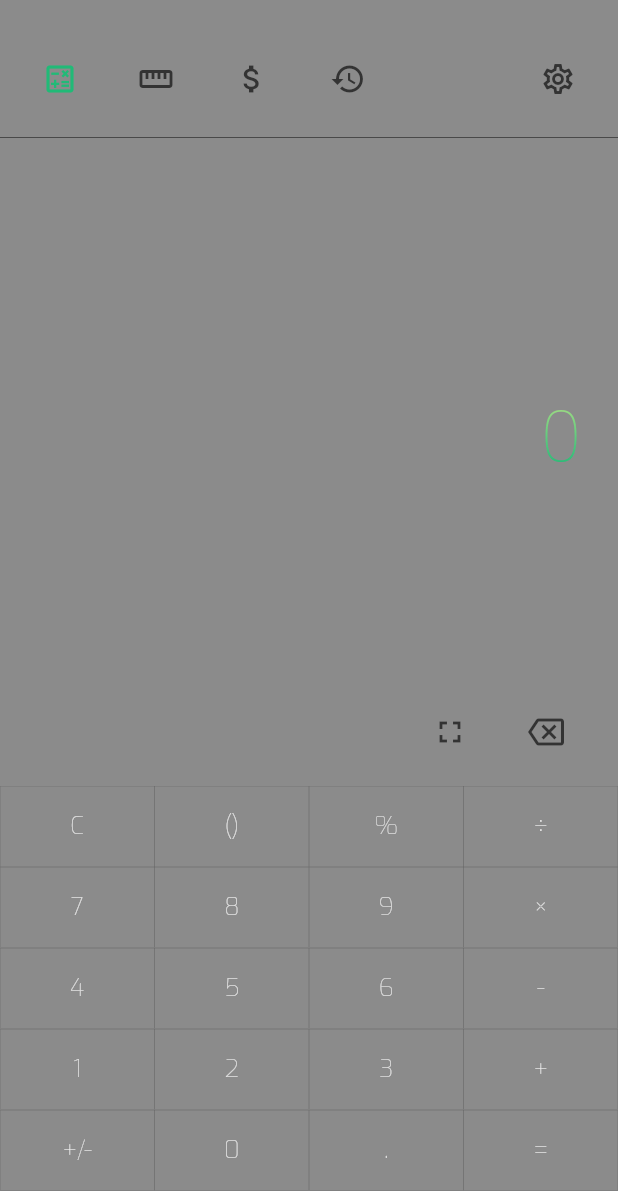
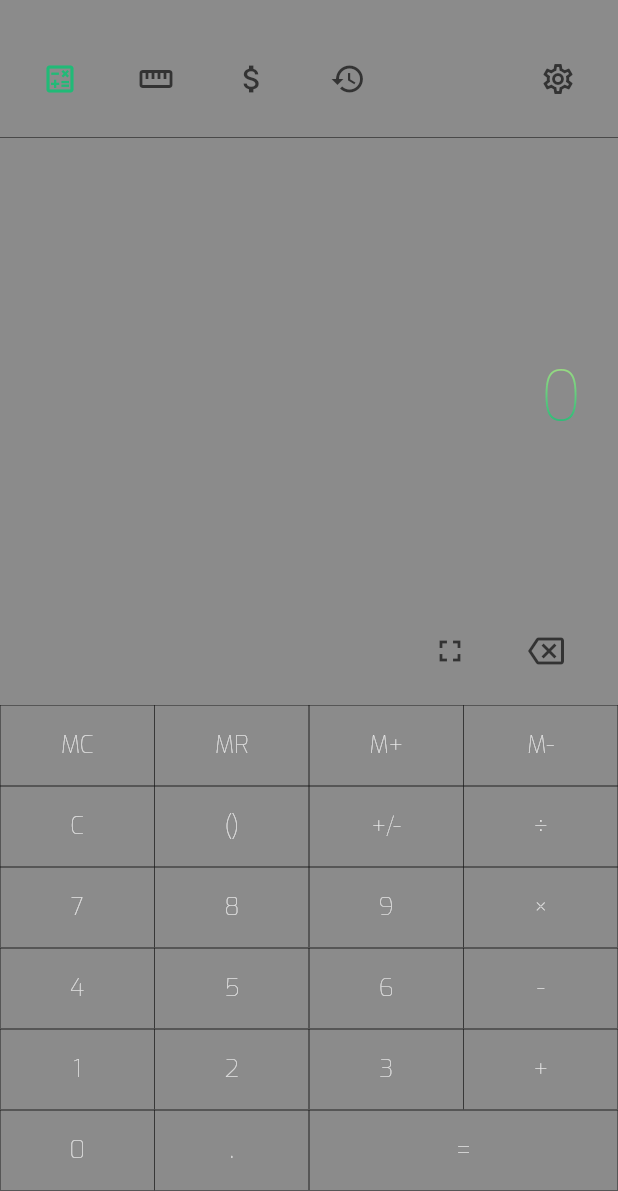
Before and after one commit to RafalSiuta/little_calc, a Flutter app: the screen it shows after launch, on a phone screen of 412 x 824 dp, the part 45-1236 px from its top. Run offline on Flutter 3.47's test engine with Material 3 defaults, Android fonts, the phone set to English and light mode, and no system bars; our stand-ins replace google_fonts.

Commit message:
Updated Figma calculator keyboard and theme color modes - Renamed AppColors to AppDefaultColors, added AppThemeOneColors from the new Figma theme-one variable mode, rebuilt the compact and expanded calculator keyboards as 4-column by 6-row grids, added memory placeholders, 2ˣ, 1/x, phi, and the trigonometric/hyperbolic toggle, and extended calculator logic and tests for the new 2ˣ and phi inputs.

```diff
--- a/lib/screens/calc_page/calc_page.dart
+++ b/lib/screens/calc_page/calc_page.dart
@@ -24,7 +24,7 @@ class _CalcPageState extends State<CalcPage> {
         return SizedBox(
           width: double.infinity,
           height: double.infinity,
-          // color: AppColors.background,
+          // color: AppDefaultColors.background,
           child: Column(
             children: [
               Expanded(
@@ -51,7 +51,7 @@ class _CalcPageState extends State<CalcPage> {
   }
 }
 
-class _CalculatorKeyboards extends StatelessWidget {
+class _CalculatorKeyboards extends StatefulWidget {
   const _CalculatorKeyboards({
     Key? key,
     required this.isExpanded,
@@ -64,20 +64,31 @@ class _CalculatorKeyboards extends StatelessWidget {
   final ValueChanged<String> onPressed;
 
   @override
+  State<_CalculatorKeyboards> createState() => _CalculatorKeyboardsState();
+}
+
+class _CalculatorKeyboardsState extends State<_CalculatorKeyboards> {
+  bool _showHyperbolicFunctions = false;
+
+  @override
   Widget build(BuildContext context) {
-    if (!isExpanded) {
+    if (!widget.isExpanded) {
       return CalculatorKeyboard(
         rows: CalcSymbols.compactRows,
         onPressed: _handleKeyPress,
       );
     }
 
+    final functionRows = _showHyperbolicFunctions
+        ? CalcSymbols.expandedHyperbolicFunctionRows
+        : CalcSymbols.expandedFunctionRows;
+
     return Row(
       children: [
         Expanded(
-          flex: 5,
+          flex: 4,
           child: CalculatorKeyboard(
-            rows: _rowsWithAngleMode(CalcSymbols.expandedFunctionRows),
+            rows: _rowsWithAngleMode(functionRows),
             onPressed: _handleKeyPress,
           ),
         ),
@@ -93,19 +104,28 @@ class _CalculatorKeyboards extends StatelessWidget {
   }
 
   void _handleKeyPress(String value) {
+    if (value == CalcSymbols.trigToggleSign) {
+      setState(() => _showHyperbolicFunctions = !_showHyperbolicFunctions);
+      return;
+    }
+
     final logicValue = CalcSymbols.logicValue(value);
     if (logicValue.isEmpty) {
       return;
     }
-    onPressed(logicValue);
+    widget.onPressed(logicValue);
   }
 
-  List<List<String>> _rowsWithAngleMode(List<List<String>> rows) {
+  List<List<CalcKey>> _rowsWithAngleMode(List<List<CalcKey>> rows) {
     return rows
         .map(
           (row) => row
-              .map((value) => value == 'Rad' || value == 'Deg'
-                  ? angleModeButtonLabel
+              .map((value) => value.label == 'Rad' || value.label == 'Deg'
+                  ? CalcKey(
+                      widget.angleModeButtonLabel,
+                      type: value.type,
+                      flex: value.flex,
+                    )
                   : value)
               .toList(),
         )
--- a/lib/screens/currency_page/currency_page.dart
+++ b/lib/screens/currency_page/currency_page.dart
@@ -20,12 +20,12 @@ class _PlaceholderPage extends StatelessWidget {
   @override
   Widget build(BuildContext context) {
     return Container(
-      // color: AppColors.background,
+      // color: AppDefaultColors.background,
       alignment: Alignment.center,
       child: Text(
         title,
         style: const TextStyle(
-          color: AppColors.accent,
+          color: AppDefaultColors.accent,
           fontFamily: 'Exo',
           fontSize: AppFontSizes.displayMidFontSize,
           fontWeight: FontWeight.w400,
--- a/lib/screens/history_page/history_page.dart
+++ b/lib/screens/history_page/history_page.dart
@@ -20,12 +20,12 @@ class _PlaceholderPage extends StatelessWidget {
   @override
   Widget build(BuildContext context) {
     return Container(
-      // color: AppColors.background,
+      // color: AppDefaultColors.background,
       alignment: Alignment.center,
       child: Text(
         title,
         style: const TextStyle(
-          color: AppColors.accent,
+          color: AppDefaultColors.accent,
           fontFamily: 'Exo',
           fontSize: AppFontSizes.displayMidFontSize,
           fontWeight: FontWeight.w400,
--- a/lib/screens/main_screen.dart
+++ b/lib/screens/main_screen.dart
@@ -93,7 +93,7 @@ class _MainScreenState extends State<MainScreen> {
       builder: (context, themeSettings, child) {
         return Scaffold(
           backgroundColor: formatColorOpacity(
-            AppColors.background,
+            AppDefaultColors.background,
             themeSettings.backgroundOpacity,
           ),
           body: Column(
--- a/lib/screens/sets_page/sets_page.dart
+++ b/lib/screens/sets_page/sets_page.dart
@@ -20,12 +20,12 @@ class _PlaceholderPage extends StatelessWidget {
   @override
   Widget build(BuildContext context) {
     return Container(
-      // color: AppColors.background,
+      // color: AppDefaultColors.background,
       alignment: Alignment.center,
       child: Text(
         title,
         style: const TextStyle(
-          color: AppColors.accent,
+          color: AppDefaultColors.accent,
           fontFamily: 'Exo',
           fontSize: AppFontSizes.displayMidFontSize,
           fontWeight: FontWeight.w400,
--- a/lib/screens/unit_convert_page/unit_convert_page.dart
+++ b/lib/screens/unit_convert_page/unit_convert_page.dart
@@ -20,12 +20,12 @@ class _PlaceholderPage extends StatelessWidget {
   @override
   Widget build(BuildContext context) {
     return Container(
-      // color: AppColors.background,
+      // color: AppDefaultColors.background,
       alignment: Alignment.center,
       child: Text(
         title,
         style: const TextStyle(
-          color: AppColors.accent,
+          color: AppDefaultColors.accent,
           fontFamily: 'Exo',
           fontSize: AppFontSizes.displayMidFontSize,
           fontWeight: FontWeight.w400,
--- a/lib/utils/calc_symbols/calc_symbols.dart
+++ b/lib/utils/calc_symbols/calc_symbols.dart
@@ -1,3 +1,21 @@
+enum CalcKeyType {
+  number,
+  operator,
+  function,
+}
+
+class CalcKey {
+  const CalcKey(
+    this.label, {
+    this.type = CalcKeyType.number,
+    this.flex = 1,
+  });
+
+  final String label;
+  final CalcKeyType type;
+  final int flex;
+}
+
 class CalcSymbols {
   static const String divisionSign = '\u00f7';
   static const String multiplicationSign = '\u00d7';
@@ -6,82 +24,135 @@ class CalcSymbols {
   static const String cubeSign = 'x\u00b3';
   static const String powerSign = 'y\u00b2';
   static const String expSign = 'e\u02e3';
+  static const String twoPowerSign = '2\u02e3';
+  static const String reciprocalSign = '1/x';
+  static const String goldenRatioSign = 'f';
   static const String absoluteSign = '|x|';
   static const String factorialSign = 'x!';
   static const String squareRootSign = '\u221a';
   static const String cubeRootSign = '\u00b3\u221a';
+  static const String trigToggleSign = '\u2190';
 
-  static const List<List<String>> compactRows = [
-    ['C', '()', '%', divisionSign],
-    ['7', '8', '9', multiplicationSign],
-    ['4', '5', '6', '-'],
-    ['1', '2', '3', '+'],
-    ['+/-', '0', '.', '='],
+  static const CalcKeyType _fn = CalcKeyType.function;
+  static const CalcKeyType _op = CalcKeyType.operator;
+
+  static const List<List<CalcKey>> compactRows = [
+    [
+      CalcKey('MC', type: _fn),
+      CalcKey('MR', type: _fn),
+      CalcKey('M+', type: _fn),
+      CalcKey('M-', type: _fn),
+    ],
+    [
+      CalcKey('C', type: _fn),
+      CalcKey('()', type: _op),
+      CalcKey('+/-', type: _op),
+      CalcKey(divisionSign, type: _op),
+    ],
+    [
+      CalcKey('7'),
+      CalcKey('8'),
+      CalcKey('9'),
+      CalcKey(multiplicationSign, type: _op),
+    ],
+    [
+      CalcKey('4'),
+      CalcKey('5'),
+      CalcKey('6'),
+      CalcKey('-', type: _op),
+    ],
+    [
+      CalcKey('1'),
+      CalcKey('2'),
+      CalcKey('3'),
+      CalcKey('+', type: _op),
+    ],
+    [
+      CalcKey('0'),
+      CalcKey('.', type: _op),
+      CalcKey('=', type: _op, flex: 2),
+    ],
   ];
 
-  static const List<List<String>> expandedFunctionRows = [
-    ['sin', 'cos', 'tan', squareRootSign, squareSign],
+  static const List<List<CalcKey>> expandedFunctionRows = [
     [
-      'sin\u207b\u00b9',
-      'cos\u207b\u00b9',
-      'tan\u207b\u00b9',
-      cubeRootSign,
-      cubeSign
+      CalcKey('%', type: _fn),
+      CalcKey('e', type: _fn),
+      CalcKey('\u03c0', type: _fn),
+      CalcKey(goldenRatioSign, type: _fn),
     ],
-    ['sinh', 'cosh', 'tanh', powerSign, expSign],
-    ['sinh\u207b\u00b9', 'cosh\u207b\u00b9', 'tanh\u207b\u00b9', '\u03c0', 'e'],
-    ['Rad', 'log', 'ln', absoluteSign, factorialSign],
+    [
+      CalcKey(squareSign, type: _fn),
+      CalcKey(cubeSign, type: _fn),
+      CalcKey(expSign, type: _fn),
+      CalcKey(powerSign, type: _fn),
+    ],
+    [
+      CalcKey(squareRootSign, type: _fn),
+      CalcKey(cubeRootSign, type: _fn),
+      CalcKey(twoPowerSign, type: _fn),
+      CalcKey(reciprocalSign, type: _fn),
+    ],
+    [
+      CalcKey('ln', type: _fn),
+      CalcKey('log', type: _fn),
+      CalcKey(factorialSign, type: _fn),
+      CalcKey(absoluteSign, type: _fn),
+    ],
+    [
+      CalcKey('sin', type: _fn),
+      CalcKey('cos', type: _fn),
+      CalcKey('tan', type: _fn),
+      CalcKey(trigToggleSign, type: _op),
+    ],
+    [
+      CalcKey('sin\u207b\u00b9', type: _fn),
+      CalcKey('cos\u207b\u00b9', type: _fn),
+      CalcKey('tan\u207b\u00b9', type: _fn),
+      CalcKey('Rad', type: _op),
+    ],
   ];
 
-  static const List<List<String>> expandedBasicRows = compactRows;
-
-  static const List<List<String>> expandedRows = [
+  static const List<List<CalcKey>> expandedHyperbolicFunctionRows = [
     [
-      'sin',
-      'cos',
-      'tan',
-      squareRootSign,
-      squareSign,
-      'C',
-      '()',
-      '%',
-      divisionSign,
+      CalcKey('%', type: _fn),
+      CalcKey('e', type: _fn),
+      CalcKey('\u03c0', type: _fn),
+      CalcKey(goldenRatioSign, type: _fn),
     ],
     [
-      'sin\u207b\u00b9',
-      'cos\u207b\u00b9',
-      'tan\u207b\u00b9',
-      cubeRootSign,
-      cubeSign,
-      '7',
-      '8',
-      '9',
-      multiplicationSign,
+      CalcKey(squareSign, type: _fn),
+      CalcKey(cubeSign, type: _fn),
+      CalcKey(expSign, type: _fn),
+      CalcKey(powerSign, type: _fn),
     ],
     [
-      'sinh',
-      'cosh',
-      'tanh',
-      powerSign,
-      expSign,
-      '4',
-      '5',
-      '6',
-      '-',
+      CalcKey(squareRootSign, type: _fn),
+      CalcKey(cubeRootSign, type: _fn),
+      CalcKey(twoPowerSign, type: _fn),
+      CalcKey(reciprocalSign, type: _fn),
     ],
     [
-      'sinh\u207b\u00b9',
-      'cosh\u207b\u00b9',
-      'tanh\u207b\u00b9',
-      '\u03c0',
-      'e',
-      '1',
-      '2',
-      '3',
-      '+',
+      CalcKey('ln', type: _fn),
+      CalcKey('log', type: _fn),
+      CalcKey(factorialSign, type: _fn),
+      CalcKey(absoluteSign, type: _fn),
     ],
-    ['Rad', 'log', 'ln', absoluteSign, factorialSign, '+/-', '0', '.', '='],
+    [
+      CalcKey('sinh', type: _fn),
+      CalcKey('cosh', type: _fn),
+      CalcKey('tanh', type: _fn),
+      CalcKey(trigToggleSign, type: _op),
+    ],
+    [
+      CalcKey('sinh\u207b\u00b9', type: _fn),
+      CalcKey('cosh\u207b\u00b9', type: _fn),
+      CalcKey('tanh\u207b\u00b9', type: _fn),
+      CalcKey('Rad', type: _op),
+    ],
   ];
+
+  static const List<List<CalcKey>> expandedBasicRows = compactRows;
 
   static String logicValue(String value) {
     switch (value) {
@@ -99,6 +170,10 @@ class CalcSymbols {
         return 'power';
       case expSign:
         return 'exp';
+      case twoPowerSign:
+        return 'twoPower';
+      case goldenRatioSign:
+        return 'phi';
       case 'sin\u207b\u00b9':
         return 'asin';
       case 'cos\u207b\u00b9':
@@ -120,6 +195,11 @@ class CalcSymbols {
       case 'Rad':
       case 'Deg':
         return 'angleMode';
+      case 'MC':
+      case 'MR':
+      case 'M+':
+      case 'M-':
+        return '';
       case '()':
         return '()';
       default:
--- a/lib/utils/styles/colors.dart
+++ b/lib/utils/styles/colors.dart
@@ -1,14 +1,32 @@
 import 'package:flutter/material.dart';
 
-class AppColors {
+class AppDefaultColors {
   static const Color systemWindow = Colors.transparent;
   // static const Color background = Colors.transparent;
-  static const Color background = Color.fromRGBO(25, 25, 25, 0.6);
-  static const Color borderDark = Color.fromRGBO(13, 13, 13, 0.2);
+  static const Color background = Color(0xff191919);
+  static const Color borderDark = Color(0xff141414);
   static const Color text = Color(0xffe5e5e5);
+  static const Color numbersText = Color(0xffe5e5e5);
+  static const Color operatorsText = Color(0xffe5e5e5);
+  static const Color functionsText = Color(0xffe5e5e5);
   static const Color accent = Color(0xff21ba77);
   static const Color accent2 = Color(0xffb4e186);
   static const Color unselected = Color(0xff333333);
   static const Color unselectedHover = Color(0xff5e5b5b);
   static const Color error = Color(0xffd7263d);
 }
+
+class AppThemeOneColors {
+  static const Color systemWindow = Colors.transparent;
+  static const Color background = Color(0xff1e1d24);
+  static const Color borderDark = Color(0xff18171c);
+  static const Color text = Color(0xffe5e5e5);
+  static const Color numbersText = Color(0xffe5e5e5);
+  static const Color operatorsText = Color(0xff7b93ff);
+  static const Color functionsText = Color(0xffffa64c);
+  static const Color accent = Color(0xff21ba77);
+  static const Color accent2 = Color(0xffb4e186);
+  static const Color unselected = Color(0xff333333);
+  static const Color unselectedHover = Color(0xff5e5b5b);
+  static const Color error = Color(0xffd7263d);
+}
--- a/lib/utils/styles/theme.dart
+++ b/lib/utils/styles/theme.dart
@@ -15,21 +15,21 @@ final ThemeData calcTheme = ThemeData(
   scaffoldBackgroundColor: Colors.transparent,
   textTheme: TextTheme(
     displayLarge: GoogleFonts.exo2(
-      color: AppColors.accent,
+      color: AppDefaultColors.accent,
       fontSize: AppFontSizes.displayLargeFontSize,
       fontWeight: FontWeight.w100,
       height: 1,
       letterSpacing: 0,
     ),
     displayMedium: GoogleFonts.exo2(
-      color: AppColors.accent,
+      color: AppDefaultColors.accent,
       fontSize: AppFontSizes.displayMidFontSize,
       fontWeight: FontWeight.w100,
       height: 1,
       letterSpacing: 0,
     ),
     displaySmall: GoogleFonts.exo2(
-      color: AppColors.accent,
+      color: AppDefaultColors.accent,
       fontSize: AppFontSizes.displaySmallFontSize,
       fontWeight: FontWeight.w400,
       height: 1,
--- a/lib/widgets/buttons/numbtn.dart
+++ b/lib/widgets/buttons/numbtn.dart
@@ -1,5 +1,6 @@
 import 'package:flutter/material.dart';
 
+import '../../utils/calc_symbols/calc_symbols.dart';
 import '../../utils/styles/colors.dart';
 import '../../utils/styles/dimensions/dimensions.dart';
 import '../../utils/styles/dimensions/font_sizes.dart';
@@ -10,11 +11,13 @@ class NumBtn extends StatefulWidget {
     required this.label,
     required this.onPressed,
     this.flex = 1,
+    this.type = CalcKeyType.number,
   }) : super(key: key);
 
   final String label;
   final VoidCallback onPressed;
   final int flex;
+  final CalcKeyType type;
 
   @override
   State<NumBtn> createState() => _NumBtnState();
@@ -32,9 +35,9 @@ class _NumBtnState extends State<NumBtn> {
         child: Material(
           color: Colors.transparent,
           child: InkWell(
-            splashColor: AppColors.borderDark,
-            highlightColor: AppColors.borderDark,
-            hoverColor: AppColors.borderDark,
+            splashColor: AppDefaultColors.borderDark,
+            highlightColor: AppDefaultColors.borderDark,
+            hoverColor: AppDefaultColors.borderDark,
             onHighlightChanged: (isHighlighted) {
               setState(() => _isPressed = isHighlighted);
             },
@@ -44,7 +47,7 @@ class _NumBtnState extends State<NumBtn> {
               padding: const EdgeInsets.all(AppDimens.basePadding),
               decoration: BoxDecoration(
                 border: Border.all(
-                  color: AppColors.borderDark,
+                  color: AppDefaultColors.borderDark,
                   width: AppDimens.borderThickness,
                 ),
               ),
@@ -53,7 +56,7 @@ class _NumBtnState extends State<NumBtn> {
                 textAlign: TextAlign.center,
                 maxLines: 1,
                 style: TextStyle(
-                  color: _isPressed ? AppColors.accent : AppColors.text,
+                  color: _isPressed ? AppDefaultColors.accent : _textColor(),
                   fontFamily: 'Exo',
                   fontSize: AppFontSizes.buttonFontSize,
                   fontWeight: FontWeight.w100,
@@ -67,4 +70,15 @@ class _NumBtnState extends State<NumBtn> {
       ),
     );
   }
+
+  Color _textColor() {
+    switch (widget.type) {
+      case CalcKeyType.function:
+        return AppDefaultColors.functionsText;
+      case CalcKeyType.operator:
+        return AppDefaultColors.operatorsText;
+      case CalcKeyType.number:
+        return AppDefaultColors.numbersText;
+    }
+  }
 }
--- a/lib/widgets/buttons/option_icon_button.dart
+++ b/lib/widgets/buttons/option_icon_button.dart
@@ -66,17 +66,17 @@ class _OptionIconButtonState extends State<OptionIconButton> {
 
   Color get _iconColor {
     if (widget.usePressedAccent && _isPressed) {
-      return AppColors.accent;
+      return AppDefaultColors.accent;
     }
 
     if (widget.isActive) {
-      return AppColors.accent;
+      return AppDefaultColors.accent;
     }
 
     if (_isHovered) {
-      return AppColors.unselectedHover;
+      return AppDefaultColors.unselectedHover;
     }
 
-    return AppColors.unselected;
+    return AppDefaultColors.unselected;
   }
 }
--- a/lib/widgets/displays/calculator_display.dart
+++ b/lib/widgets/displays/calculator_display.dart
@@ -55,8 +55,8 @@ class CalculatorDisplay extends StatelessWidget {
                             begin: Alignment.bottomCenter,
                             end: Alignment.topCenter,
                             colors: [
-                              AppColors.accent,
-                              AppColors.accent2,
+                              AppDefaultColors.accent,
+                              AppDefaultColors.accent2,
                             ],
                           ).createShader(bounds);
                         },
@@ -154,7 +154,7 @@ class _InfoDisplay extends StatelessWidget {
                   if (hasError || hasInfo)
                     Icon(
                       hasError ? Icons.warning_amber : Icons.info_outline,
-                      color: hasError ? AppColors.error : AppColors.accent,
+                      color: hasError ? AppDefaultColors.error : AppDefaultColors.accent,
                       size: 16,
                     ),
                   Expanded(
@@ -163,7 +163,7 @@ class _InfoDisplay extends StatelessWidget {
                       maxLines: 2,
                       overflow: TextOverflow.ellipsis,
                       style: textTheme.displaySmall?.copyWith(
-                        color: hasError ? AppColors.error : AppColors.accent,
+                        color: hasError ? AppDefaultColors.error : AppDefaultColors.accent,
                       ),
                     ),
                   ),
--- a/lib/widgets/icons/window_icons.dart
+++ b/lib/widgets/icons/window_icons.dart
@@ -10,7 +10,7 @@ class WindowMinimizeIcon extends StatelessWidget {
     return Container(
       width: 12,
       height: 2,
-      color: AppColors.unselected,
+      color: AppDefaultColors.unselected,
     );
   }
 }
@@ -25,7 +25,7 @@ class WindowMaximizeIcon extends StatelessWidget {
       height: 14,
       decoration: BoxDecoration(
         border: Border.all(
-          color: AppColors.unselected,
+          color: AppDefaultColors.unselected,
           width: 2,
         ),
       ),
@@ -49,7 +49,7 @@ class _WindowCloseIconPainter extends CustomPainter {
   @override
   void paint(Canvas canvas, Size size) {
     final paint = Paint()
-      ..color = AppColors.unselected
+      ..color = AppDefaultColors.unselected
       ..strokeWidth = 1
       ..strokeCap = StrokeCap.square;
     canvas.drawLine(Offset.zero, Offset(size.width, size.height), paint);
--- a/lib/widgets/keyboards/calculator_keyboard.dart
+++ b/lib/widgets/keyboards/calculator_keyboard.dart
@@ -1,5 +1,6 @@
 import 'package:flutter/material.dart';
 
+import '../../utils/calc_symbols/calc_symbols.dart';
 import '../buttons/numbtn.dart';
 
 class CalculatorKeyboard extends StatelessWidget {
@@ -9,7 +10,7 @@ class CalculatorKeyboard extends StatelessWidget {
     required this.onPressed,
   }) : super(key: key);
 
-  final List<List<String>> rows;
+  final List<List<CalcKey>> rows;
   final ValueChanged<String> onPressed;
 
   @override
@@ -21,8 +22,10 @@ class CalculatorKeyboard extends StatelessWidget {
             children: [
               for (final value in row)
                 NumBtn(
-                  label: value,
-                  onPressed: () => onPressed(value),
+                  label: value.label,
+                  type: value.type,
+                  onPressed: () => onPressed(value.label),
+                  flex: value.flex,
                 ),
             ],
           ),
--- a/lib/widgets/options/calculator_options_bar.dart
+++ b/lib/widgets/options/calculator_options_bar.dart
@@ -29,11 +29,11 @@ class CalculatorOptionsBar extends StatelessWidget {
       decoration: const BoxDecoration(
         border: Border(
           bottom: BorderSide(
-            color: AppColors.unselected,
+            color: AppDefaultColors.unselected,
             width: 0.5,
           ),
         ),
-        // color: AppColors.background,
+        // color: AppDefaultColors.background,
       ),
       child: Row(
         children: [
--- a/notes.txt
+++ b/notes.txt
@@ -3,6 +3,8 @@ https://sezerufukyavuz.medium.com/how-to-create-a-blurred-transparent-background
 
 
 # COMMITS (poniżej dodawaj opis wykonanaych czynności po angielsku według wzoru - data | lista wprowadzonych zmian - krótki opis co zostało zmienione)
+
+2026-05-12 | Updated Figma calculator keyboard and theme color modes - Renamed AppColors to AppDefaultColors, added AppThemeOneColors from the new Figma theme-one variable mode, rebuilt the compact and expanded calculator keyboards as 4-column by 6-row grids, added memory placeholders, 2ˣ, 1/x, phi, and the trigonometric/hyperbolic toggle, and extended calculator logic and tests for the new 2ˣ and phi inputs.
 
 2026-05-09 | Added macOS native transparent blur support - Mirrored the Windows setNativeBlur channel on macOS with a passthrough NSVisualEffectView behind the Flutter view, mapped ThemeSettingsProvider backgroundBlur to native visual effect materials, preserved Flutter hit testing and window dragging, and kept backgroundOpacity as the app-level overlay tint control.
 
```
Also changed, not shown: lib/utils/calc_logic/calculator_logic.dart (+56 -2 lines), 1 other file.
